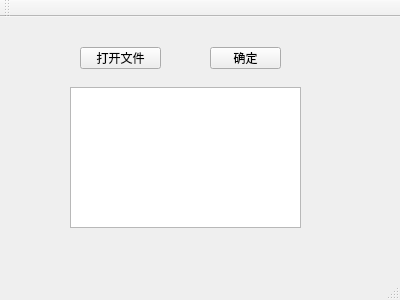
First picture: the form in mainwindow.ui, repository stephenxudong/CMMCompiler, before the edit.
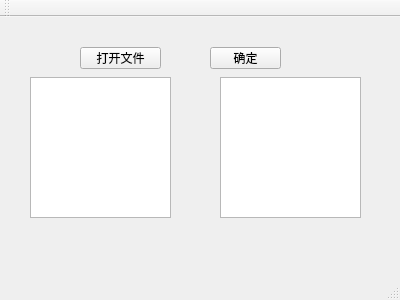
Second picture: the form after the edit.

Patch:
```diff
--- a/mainwindow.ui
+++ b/mainwindow.ui
@@ -30,9 +30,9 @@
    <widget class="QTextEdit" name="textEdit">
     <property name="geometry">
      <rect>
-      <x>70</x>
-      <y>70</y>
-      <width>231</width>
+      <x>30</x>
+      <y>60</y>
+      <width>141</width>
       <height>141</height>
      </rect>
     </property>
@@ -50,6 +50,16 @@
      <string>确定</string>
     </property>
    </widget>
+   <widget class="QTextEdit" name="inputText">
+    <property name="geometry">
+     <rect>
+      <x>220</x>
+      <y>60</y>
+      <width>141</width>
+      <height>141</height>
+     </rect>
+    </property>
+   </widget>
   </widget>
   <widget class="QMenuBar" name="menuBar">
    <property name="geometry">
```
Left out of the diff: 6 changed lines with no effect on the pictures.
